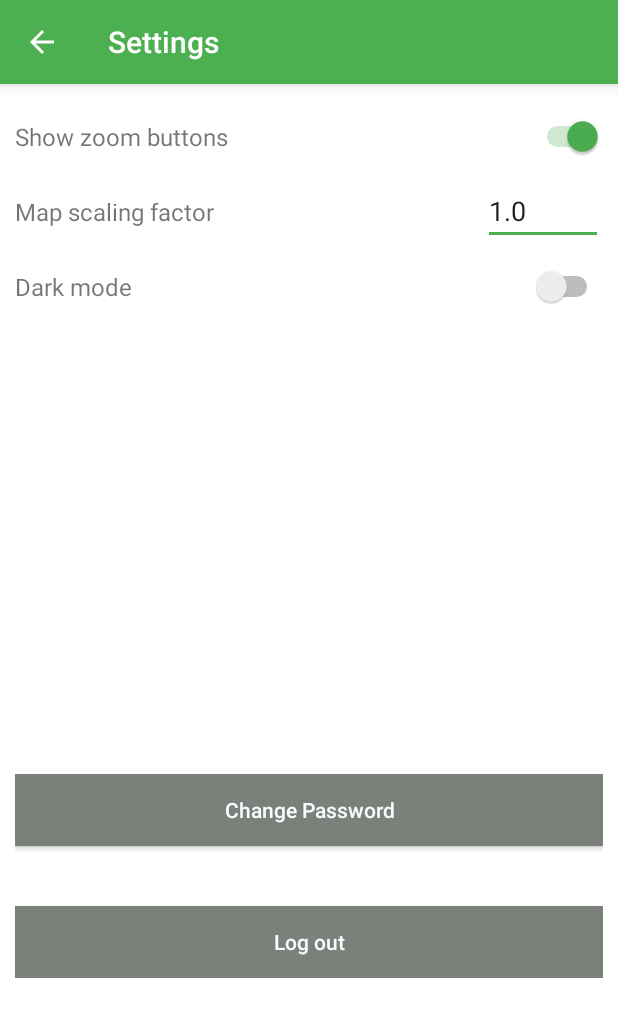
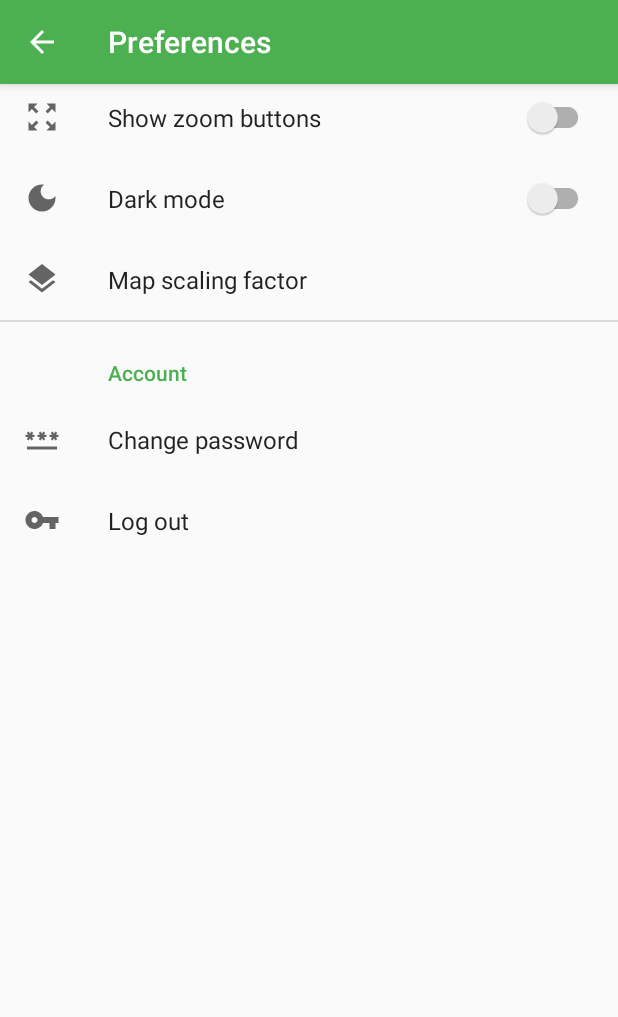
Before and after one commit to SoorajModi/GeoNotesPlus, an Android app: the MainActivity screen opened directly, with no data from a screen before it, after a tap on "Settings", on a phone screen of 412 x 824 dp. Shown: the top 1017 px of the screen. Run offline under Robolectric (Android 15) with nearby library versions, the phone set to English and light mode, and no system bars; our stand-ins replace androidx.preference; libraries missing offline, so code that uses them is left out: org.osmdroid.api, org.osmdroid.events, org.osmdroid.views; 8 statements that could not run were skipped; 2 other taps on this screen came first.

Commit message:
Created proper preference menu, no functionality

```diff
--- a/app/src/main/AndroidManifest.xml
+++ b/app/src/main/AndroidManifest.xml
@@ -21,10 +21,13 @@
                 <category android:name="android.intent.category.LAUNCHER" />
             </intent-filter>
         </activity>
-        <activity android:name=".RegisterActivity"></activity>
+        <activity android:name=".RegisterActivity" />
         <activity
             android:name=".SettingsActivity"
             android:label="@string/title_activity_settings" />
+        <activity
+            android:name=".PreferencesActivity"
+            android:label="Preferences" />
         <activity android:name=".ListNotesActivity"
             android:label="All Notes"/>
         <activity android:name=".MainActivity"
--- a/app/src/main/java/de/hauke_stieler/geonotes/MainActivity.java
+++ b/app/src/main/java/de/hauke_stieler/geonotes/MainActivity.java
@@ -28,6 +28,7 @@ import androidx.core.app.ActivityCompat;
 import androidx.core.content.ContextCompat;
 import androidx.core.content.res.ResourcesCompat;
 import androidx.drawerlayout.widget.DrawerLayout;
+import androidx.preference.PreferenceManager;
 
 import com.google.android.material.navigation.NavigationView;
 
@@ -115,9 +116,20 @@ public class MainActivity extends AppCompatActivity {
      */
     @RequiresApi(api = Build.VERSION_CODES.LOLLIPOP)
     private void loadPreferences() {
+        /*
         for (String key : preferences.getAll().keySet()) {
             preferenceChanged(preferences, key);
         }
+         */
+
+        SharedPreferences sharedPreferences = PreferenceManager.getDefaultSharedPreferences(this);
+        boolean showZoomPref = sharedPreferences.getBoolean("zoom", true);
+        System.out.println("GEONOTES+: showZoomPref is " + showZoomPref);
+        map.setZoomButtonVisibility(showZoomPref);
+
+        // TODO: Dark mode pref
+        // TODO: Map scaling pref
+
 
         float lat = preferences.getFloat(getString(R.string.pref_last_location_lat), 0f);
         float lon = preferences.getFloat(getString(R.string.pref_last_location_lon), 0f);
@@ -125,6 +137,7 @@ public class MainActivity extends AppCompatActivity {
 
         map.setLocation(lat, lon, zoom);
     }
+
 
     /**
      * Update user preference upon change
@@ -134,13 +147,13 @@ public class MainActivity extends AppCompatActivity {
      */
     @RequiresApi(api = Build.VERSION_CODES.LOLLIPOP)
     private void preferenceChanged(SharedPreferences pref, String key) {
-        if (getString(R.string.pref_zoom_buttons).equals(key)) {
+        if ("zoom".equals(key)) {
             boolean showZoomButtons = pref.getBoolean(key, true);
             map.setZoomButtonVisibility(showZoomButtons);
-        } else if (getString(R.string.pref_map_scaling).equals(key)) {
+        } else if ("scaling".equals(key)) {
             float mapScale = pref.getFloat(key, 1.0f);
             map.setMapScaleFactor(mapScale);
-        } else if (getString(R.string.pref_dark_mode).equals(key)) {
+        } else if ("dark".equals(key)) {
             boolean is_dark_mode = pref.getBoolean(key, false);
             Toolbar toolbar = findViewById(R.id.toolbar);
             LinearLayout ll = findViewById(R.id.main_page);
@@ -176,7 +189,7 @@ public class MainActivity extends AppCompatActivity {
                         break;
                     case R.id.settings:
                         System.out.println("GN: Going to settings menu");
-                        intent = new Intent(MainActivity.this, SettingsActivity.class);
+                        intent = new Intent(MainActivity.this, PreferencesActivity.class);
                         startActivity(intent);
                         break;
                     default:
--- /dev/null
+++ b/app/src/main/java/de/hauke_stieler/geonotes/PreferencesActivity.java
@@ -0,0 +1,77 @@
+package de.hauke_stieler.geonotes;
+
+import android.content.SharedPreferences;
+import android.os.Bundle;
+import android.preference.PreferenceActivity;
+import android.widget.EditText;
+import android.widget.Switch;
+
+import androidx.appcompat.app.AppCompatActivity;
+import androidx.appcompat.widget.Toolbar;
+import androidx.preference.PreferenceFragmentCompat;
+import androidx.preference.SwitchPreferenceCompat;
+
+public class PreferencesActivity extends AppCompatActivity {
+    SharedPreferences preferences;
+    SettingsFragment settingsFragment = new SettingsFragment();
+
+    @Override
+    protected void onCreate(Bundle savedInstanceState) {
+        super.onCreate(savedInstanceState);
+        setContentView((R.layout.activity_settings));
+        getSupportFragmentManager()
+                .beginTransaction()
+                .replace(R.id.settings_container, settingsFragment)
+                .commit();
+
+
+        Toolbar toolbar = findViewById(R.id.settings_toolbar);
+        setSupportActionBar(toolbar);
+        getSupportActionBar().setDisplayHomeAsUpEnabled(true);
+        getSupportActionBar().setDisplayShowHomeEnabled(true);
+    }
+
+    @Override
+    public boolean onSupportNavigateUp() {
+        //save();
+        //savePreferences();
+        finish();
+        return true;
+    }
+
+    private void savePreferences() {
+        SharedPreferences.Editor editor = preferences.edit();
+
+        SwitchPreferenceCompat zoomButtonPref = settingsFragment.findPreference("zoom");
+        //editor.putBoolean()
+
+        editor.apply();
+    }
+
+    /**
+     * Save settings and finish activity
+     */
+    private void save() {
+        SharedPreferences.Editor editor = preferences.edit();
+
+        boolean checked = ((Switch) findViewById(R.id.settings_zoom_switch)).isChecked();
+        editor.putBoolean(getString(R.string.pref_zoom_buttons), checked);
+
+        String mapScaleString = ((EditText) findViewById(R.id.settings_scale_input)).getText().toString();
+        float mapScale = 1.0f;
+        try {
+            mapScale = Float.parseFloat(mapScaleString);
+            if (mapScale < 0.1f) {
+                mapScale = 0.1f;
+            }
+        } catch (NumberFormatException e) {
+            // Nothing to do, just don't crash because of wrong input
+        }
+        editor.putFloat(getString(R.string.pref_map_scaling), mapScale);
+
+        boolean is_dark_mode = ((Switch) findViewById(R.id.settings_dark_mode)).isChecked();
+        editor.putBoolean(getString(R.string.pref_dark_mode), is_dark_mode);
+
+        editor.commit();
+    }
+}
--- /dev/null
+++ b/app/src/main/java/de/hauke_stieler/geonotes/SettingsFragment.java
@@ -0,0 +1,15 @@
+package de.hauke_stieler.geonotes;
+
+import android.os.Bundle;
+import android.widget.EditText;
+import android.widget.Switch;
+
+import androidx.preference.PreferenceFragmentCompat;
+import androidx.preference.SwitchPreferenceCompat;
+
+public class SettingsFragment extends PreferenceFragmentCompat {
+    @Override
+    public void onCreatePreferences (Bundle savedInstanceState, String rootKey) {
+        setPreferencesFromResource(R.xml.pref_main, rootKey); // loads preferences
+    }
+}
--- /dev/null
+++ b/app/src/main/res/drawable/ic_dark_mode.xml
@@ -0,0 +1,10 @@
+<vector xmlns:android="http://schemas.android.com/apk/res/android"
+    android:width="24dp"
+    android:height="24dp"
+    android:viewportWidth="24"
+    android:viewportHeight="24"
+    android:tint="?attr/colorControlNormal">
+  <path
+      android:fillColor="@android:color/white"
+      android:pathData="M12,3c-4.97,0 -9,4.03 -9,9s4.03,9 9,9s9,-4.03 9,-9c0,-0.46 -0.04,-0.92 -0.1,-1.36c-0.98,1.37 -2.58,2.26 -4.4,2.26c-2.98,0 -5.4,-2.42 -5.4,-5.4c0,-1.81 0.89,-3.42 2.26,-4.4C12.92,3.04 12.46,3 12,3L12,3z"/>
+</vector>
--- /dev/null
+++ b/app/src/main/res/drawable/ic_logout.xml
@@ -0,0 +1,10 @@
+<vector xmlns:android="http://schemas.android.com/apk/res/android"
+    android:width="24dp"
+    android:height="24dp"
+    android:viewportWidth="24"
+    android:viewportHeight="24"
+    android:tint="?attr/colorControlNormal">
+  <path
+      android:fillColor="@android:color/white"
+      android:pathData="M12.65,10C11.83,7.67 9.61,6 7,6c-3.31,0 -6,2.69 -6,6s2.69,6 6,6c2.61,0 4.83,-1.67 5.65,-4H17v4h4v-4h2v-4H12.65zM7,14c-1.1,0 -2,-0.9 -2,-2s0.9,-2 2,-2 2,0.9 2,2 -0.9,2 -2,2z"/>
+</vector>
--- /dev/null
+++ b/app/src/main/res/drawable/ic_password.xml
@@ -0,0 +1,10 @@
+<vector xmlns:android="http://schemas.android.com/apk/res/android"
+    android:width="24dp"
+    android:height="24dp"
+    android:viewportWidth="24"
+    android:viewportHeight="24"
+    android:tint="?attr/colorControlNormal">
+  <path
+      android:pathData="M2,17h20v2H2V17zM3.15,12.95L4,11.47l0.85,1.48l1.3,-0.75L5.3,10.72H7v-1.5H5.3l0.85,-1.47L4.85,7L4,8.47L3.15,7l-1.3,0.75L2.7,9.22H1v1.5h1.7L1.85,12.2L3.15,12.95zM9.85,12.2l1.3,0.75L12,11.47l0.85,1.48l1.3,-0.75l-0.85,-1.48H15v-1.5h-1.7l0.85,-1.47L12.85,7L12,8.47L11.15,7l-1.3,0.75l0.85,1.47H9v1.5h1.7L9.85,12.2zM23,9.22h-1.7l0.85,-1.47L20.85,7L20,8.47L19.15,7l-1.3,0.75l0.85,1.47H17v1.5h1.7l-0.85,1.48l1.3,0.75L20,11.47l0.85,1.48l1.3,-0.75l-0.85,-1.48H23V9.22z"
+      android:fillColor="#fff"/>
+</vector>
--- /dev/null
+++ b/app/src/main/res/drawable/ic_scaling.xml
@@ -0,0 +1,10 @@
+<vector xmlns:android="http://schemas.android.com/apk/res/android"
+    android:width="24dp"
+    android:height="24dp"
+    android:viewportWidth="24"
+    android:viewportHeight="24"
+    android:tint="?attr/colorControlNormal">
+  <path
+      android:fillColor="@android:color/white"
+      android:pathData="M11.99,18.54l-7.37,-5.73L3,14.07l9,7 9,-7 -1.63,-1.27 -7.38,5.74zM12,16l7.36,-5.73L21,9l-9,-7 -9,7 1.63,1.27L12,16z"/>
+</vector>
--- /dev/null
+++ b/app/src/main/res/drawable/ic_zoom.xml
@@ -0,0 +1,10 @@
+<vector xmlns:android="http://schemas.android.com/apk/res/android"
+    android:width="24dp"
+    android:height="24dp"
+    android:viewportWidth="24"
+    android:viewportHeight="24"
+    android:tint="?attr/colorControlNormal">
+  <path
+      android:fillColor="@android:color/white"
+      android:pathData="M15,3l2.3,2.3l-2.89,2.87l1.42,1.42L18.7,6.7L21,9V3H15zM3,9l2.3,-2.3l2.87,2.89l1.42,-1.42L6.7,5.3L9,3H3V9zM9,21l-2.3,-2.3l2.89,-2.87l-1.42,-1.42L5.3,17.3L3,15v6H9zM21,15l-2.3,2.3l-2.87,-2.89l-1.42,1.42l2.89,2.87L15,21h6V15z"/>
+</vector>
--- /dev/null
+++ b/app/src/main/res/layout/activity_settings.xml
@@ -0,0 +1,16 @@
+<?xml version="1.0" encoding="utf-8"?>
+<FrameLayout xmlns:android="http://schemas.android.com/apk/res/android"
+    xmlns:tools="http://schemas.android.com/tools"
+    android:layout_width="match_parent"
+    android:layout_height="match_parent"
+    android:id="@+id/settings_container"
+    tools:context=".PreferencesActivity">
+
+    <androidx.appcompat.widget.Toolbar
+        android:id="@+id/settings_toolbar"
+        android:layout_width="match_parent"
+        android:layout_height="wrap_content"
+        android:background="@color/primary"
+        android:elevation="5dp"
+        android:theme="@style/ToolbarTheme" />
+</FrameLayout>
--- /dev/null
+++ b/app/src/main/res/values/ids.xml
@@ -0,0 +1,4 @@
+<?xml version="1.0" encoding="utf-8"?>
+<resources>
+    <item name="settings_container" type="id" />
+</resources>
--- /dev/null
+++ b/app/src/main/res/xml/pref_main.xml
@@ -0,0 +1,38 @@
+<?xml version="1.0" encoding="utf-8"?>
+<PreferenceScreen xmlns:android="http://schemas.android.com/apk/res/android">
+    <PreferenceCategory android:title="General">
+        <SwitchPreferenceCompat
+            android:title="Show zoom buttons"
+            android:key="zoom"
+            android:icon="@drawable/ic_zoom"
+        />
+
+        <SwitchPreferenceCompat
+            android:title="Dark mode"
+            android:key="dark"
+            android:icon="@drawable/ic_dark_mode"
+        />
+
+        <EditTextPreference
+            android:title="Map scaling factor"
+            android:key="scaling"
+            android:icon="@drawable/ic_scaling"
+            android:digits="0123456789."
+            android:inputType="number"
+        />
+    </PreferenceCategory>
+
+    <PreferenceCategory android:title="Account">
+        <Preference
+            android:title="Change password"
+            android:key="password"
+            android:icon="@drawable/ic_password"
+        />
+
+        <Preference
+            android:title="Log out"
+            android:key="logout"
+            android:icon="@drawable/ic_logout"
+        />
+    </PreferenceCategory>
+</PreferenceScreen>
```
